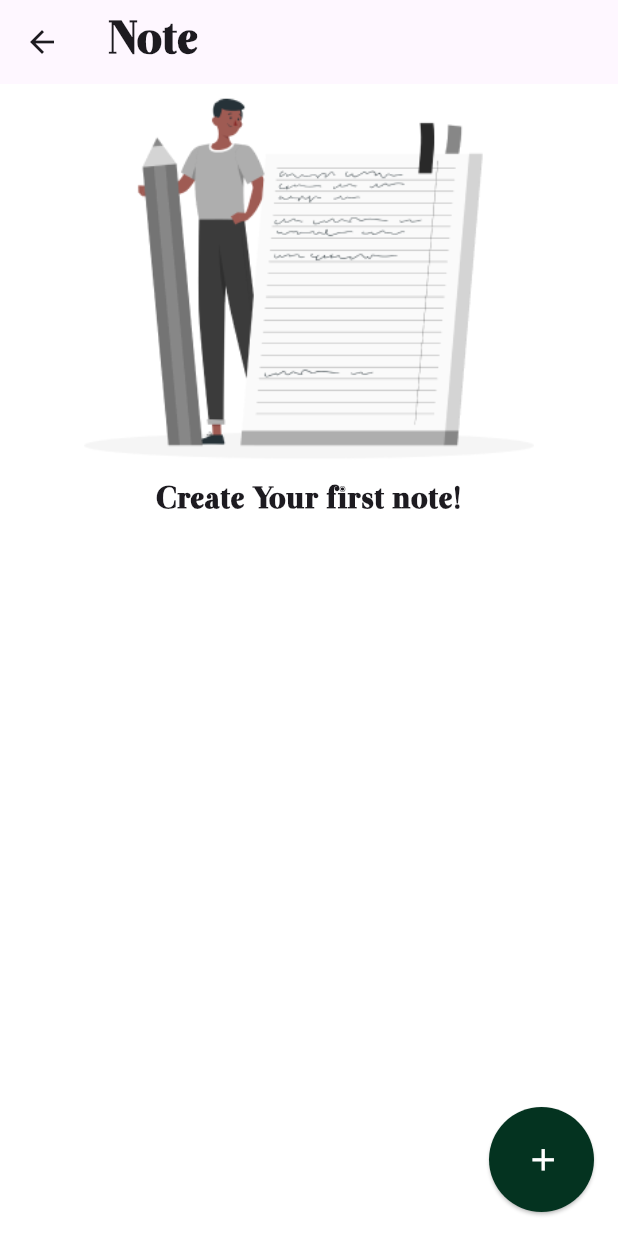
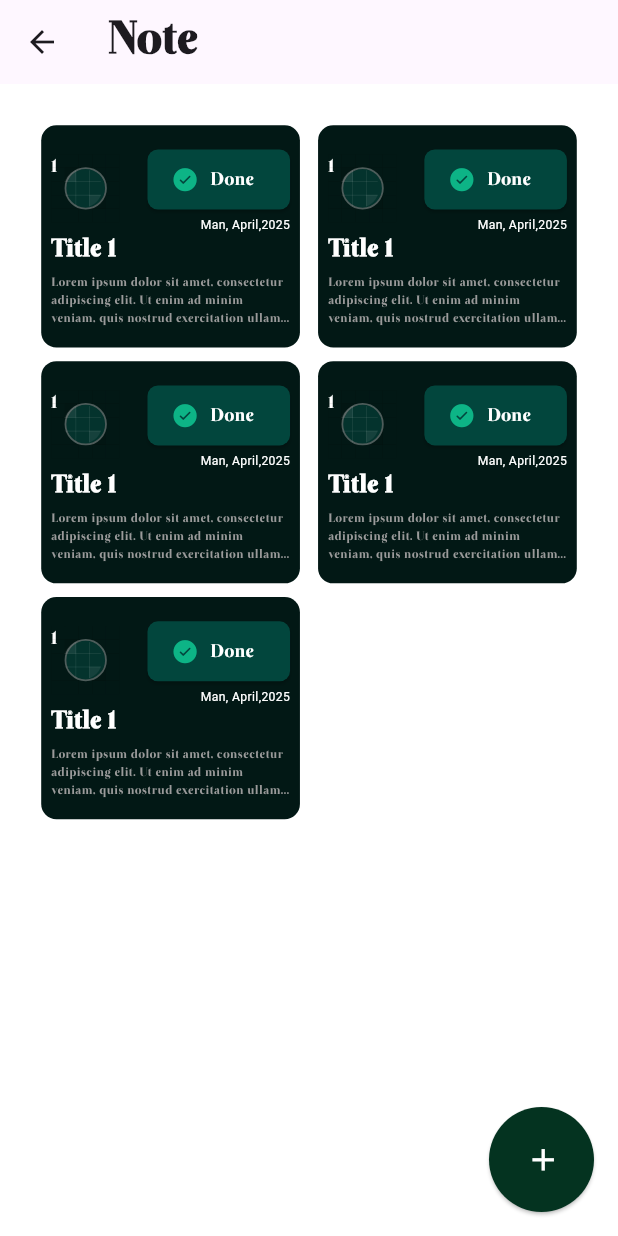
Before and after one commit to salahswidan/note_app_with_hive, a Flutter app: the HomeScreen screen opened by its route, on a phone screen of 412 x 824 dp. Run offline on Flutter 3.47's test engine with Material 3 defaults, Android fonts, the phone set to English and light mode, and no system bars; our stand-ins replace flutter_screenutil, flutter_svg, hive, hive_flutter; accounts and stored records are empty.

Commit message:
Add CustomGridViewNoteBody in note case

```diff
--- a/lib/core/resources/color_manager.dart
+++ b/lib/core/resources/color_manager.dart
@@ -5,5 +5,6 @@ class ColorManager {
   static const Color KPrimaryColor = Color(0xff043320);
   static const Color KGreyColor = Color(0xff686868);
   static const Color KGrey2Color = Color(0xff9A9A9A);
+  static const Color KLightGreenColor = Color(0xff60DB889);
 
 }
--- a/lib/view/home/screens/home_screen.dart
+++ b/lib/view/home/screens/home_screen.dart
@@ -3,6 +3,7 @@ import 'package:flutter_screenutil/flutter_screenutil.dart';
 import 'package:note_app/controller/home_screen/home_controller.dart';
 import 'package:note_app/core/resources/color_manager.dart';
 
+import '../../new_note_screen/widgets/custom_grid_view_note_body.dart';
 import '../widgets/custom_empty_body_home_screen.dart';
 import '../widgets/custom_floating_action_button_home.dart';
 
@@ -41,7 +42,9 @@ class _HomeScreenState extends State<HomeScreen> {
             ),
           ),
         ),
-        body: RefreshIndicator(
+        body: true
+            ? CustomGridViewNoteBody()
+            : RefreshIndicator(
                 onRefresh: () async {
                   _controller.getAllNotes();
                 },
--- /dev/null
+++ b/lib/view/new_note_screen/widgets/custom_grid_view_note_body.dart
@@ -0,0 +1,99 @@
+import 'package:flutter/cupertino.dart';
+import 'package:flutter/material.dart';
+import 'package:flutter_screenutil/flutter_screenutil.dart';
+import 'package:flutter_svg/flutter_svg.dart';
+import 'package:note_app/core/resources/color_manager.dart';
+
+class CustomGridViewNoteBody extends StatelessWidget {
+  const CustomGridViewNoteBody({super.key});
+
+  @override
+  Widget build(BuildContext context) {
+    return GridView.builder(
+      padding: EdgeInsets.all(25.w),
+      itemCount: 5,
+      gridDelegate: SliverGridDelegateWithFixedCrossAxisCount(
+        mainAxisExtent: 146.h,
+        crossAxisCount: 2,
+        crossAxisSpacing: 11.w,
+        mainAxisSpacing: 9.h,
+      ),
+      itemBuilder: (context, index) => Container(
+        padding: EdgeInsets.symmetric(horizontal: 6.w, vertical: 12.h),
+        decoration: BoxDecoration(
+          color: Color(0xff021815),
+          borderRadius: BorderRadius.all(Radius.circular(10.r)),
+        ),
+        child: Column(
+          crossAxisAlignment: CrossAxisAlignment.start,
+          children: [
+            Row(
+              mainAxisAlignment: MainAxisAlignment.spaceBetween,
+              children: [
+                Stack(children: [
+                  Positioned(
+                    child: Text(
+                      "1",
+                      style: TextStyle(
+                        color: Colors.white,
+                        fontSize: 12.sp,
+                        fontFamily: "Otama",
+                      ),
+                    ),
+                  ),
+                  SvgPicture.asset("assets/images/background_id.svg")
+                ]),
+                Column(
+                  crossAxisAlignment: CrossAxisAlignment.end,
+                  children: [
+                    ElevatedButton.icon(
+                        style: ElevatedButton.styleFrom(
+                          backgroundColor: Color(0xff02463d),
+                          shape: RoundedRectangleBorder(
+                            borderRadius: BorderRadius.circular(7),
+                          ),
+                        ),
+                        onPressed: () {},
+                        label: Text(
+                          "Done",
+                          style: TextStyle(
+                              fontFamily: "Otama",
+                              color: Colors.white,
+                              fontSize: 12.sp),
+                        ),
+                        icon: Icon(
+                          CupertinoIcons.checkmark_alt_circle_fill,
+                          color: ColorManager.KLightGreenColor,
+                        )),
+                    Text("Man, April,2025",
+                        style: TextStyle(color: Colors.white, fontSize: 8.sp)),
+                  ],
+                ),
+              ],
+            ),
+            Text("Title 1",
+                maxLines: 1,
+                style: TextStyle(
+                    color: Colors.white,
+                    fontSize: 16.sp,
+                    fontFamily: "Otama",
+                    fontWeight: FontWeight.w700)),
+            SizedBox(
+              height: 4.h,
+            ),
+            Text(
+              overflow: TextOverflow.ellipsis,
+              maxLines: 3,
+              "Lorem ipsum dolor sit amet, consectetur adipiscing elit. Ut enim ad minim veniam, quis nostrud exercitation ullamco laboris nisi ut aliquip ex ea commodo consequat. Duis aute irure dolor in reprehenderit in voluptate velit esse cillum dolore eu fugiat nulla pariatur.",
+              style: TextStyle(
+                color: ColorManager.KGrey2Color,
+                fontSize: 8.sp,
+                fontFamily: "Otama",
+              ),
+            )
+          ],
+        ),
+      ),
+    );
+  }
+}
--- a/pubspec.yaml
+++ b/pubspec.yaml
@@ -56,6 +56,7 @@ flutter:
   # To add assets to your application, add an assets section, like this:
   assets:
     - assets/images/on_boarding_png.png
+    - assets/images/background_id.svg
   #   - images/a_dot_ham.jpeg
   # An image asset can refer to one or more resolution-specific "variants", see
   # https://flutter.dev/to/resolution-aware-images
```
Lines whose indentation alone changed are shown as unchanged.
